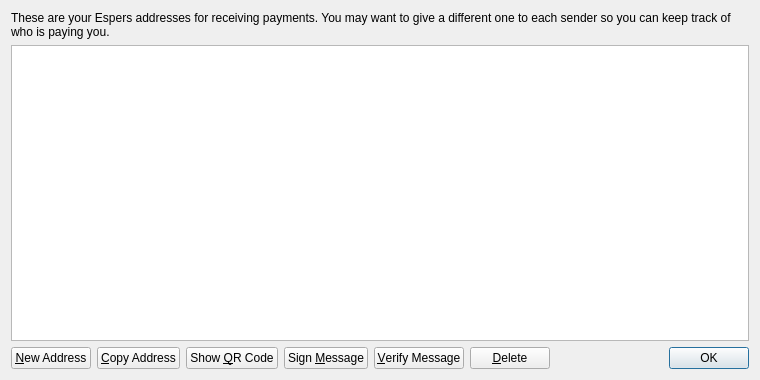
Before: the Qt Designer form src/qt/forms/addressbookpage.ui in CryptoCoderz/Espers, drawn with Qt 5.
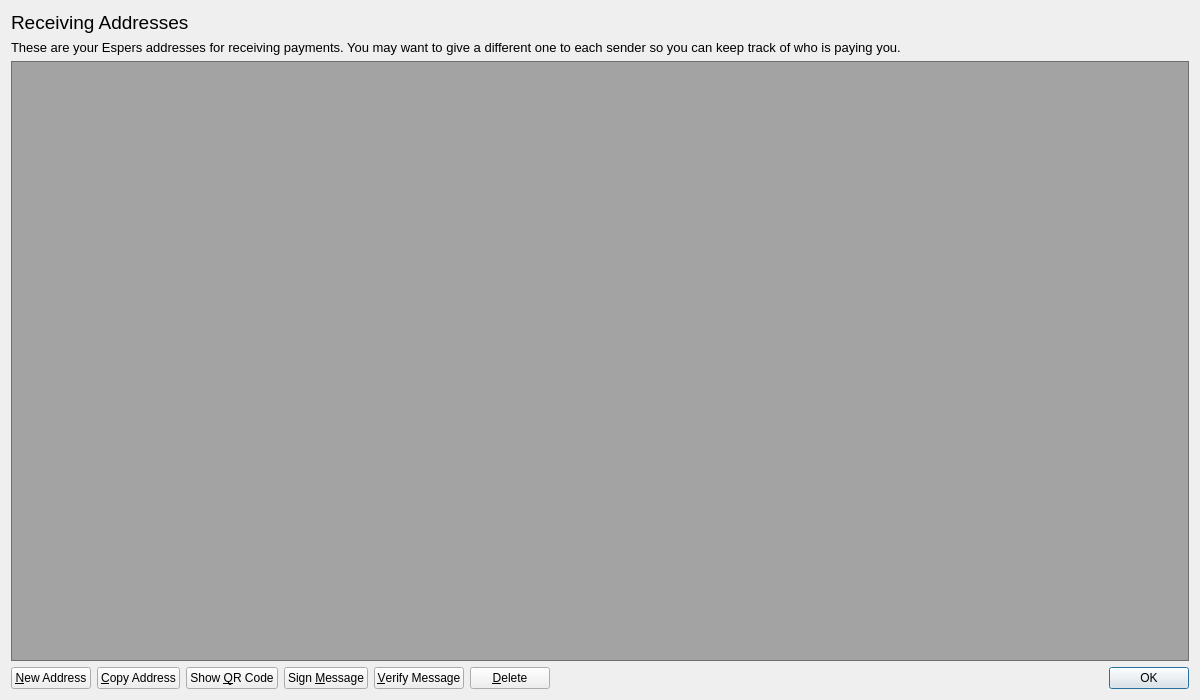
After: the same form once the commit is applied.

What changed in the file:
```diff
--- a/src/qt/forms/addressbookpage.ui
+++ b/src/qt/forms/addressbookpage.ui
@@ -6,16 +6,36 @@
    <rect>
     <x>0</x>
     <y>0</y>
-    <width>760</width>
-    <height>380</height>
+    <width>1200</width>
+    <height>700</height>
    </rect>
   </property>
   <property name="windowTitle">
    <string>Address Book</string>
   </property>
+  <property name="styleSheet">
+   <string notr="true"/>
+  </property>
   <layout class="QVBoxLayout" name="verticalLayout">
+   <item>
+    <widget class="QLabel" name="AddressLabelName">
+     <property name="font">
+      <font>
+       <pointsize>14</pointsize>
+      </font>
+     </property>
+     <property name="text">
+      <string>Receiving Addresses</string>
+     </property>
+    </widget>
+   </item>
    <item>
     <widget class="QLabel" name="labelExplanation">
+     <property name="font">
+      <font>
+       <pointsize>10</pointsize>
+      </font>
+     </property>
      <property name="text">
       <string>These are your Espers addresses for receiving payments. You may want to give a different one to each sender so you can keep track of who is paying you.</string>
      </property>
@@ -29,12 +49,23 @@
    </item>
    <item>
     <widget class="QTableView" name="tableView">
+     <property name="font">
+      <font>
+       <pointsize>10</pointsize>
+      </font>
+     </property>
      <property name="contextMenuPolicy">
       <enum>Qt::CustomContextMenu</enum>
      </property>
      <property name="toolTip">
       <string>Double-click to edit address or label</string>
      </property>
+     <property name="styleSheet">
+      <string notr="true">background: transparent;
+        background-color: rgb(20, 20, 20, 0.35);
+        color: rgb(255, 255, 255);
+      </string>
+     </property>
      <property name="tabKeyNavigation">
       <bool>false</bool>
      </property>
```
